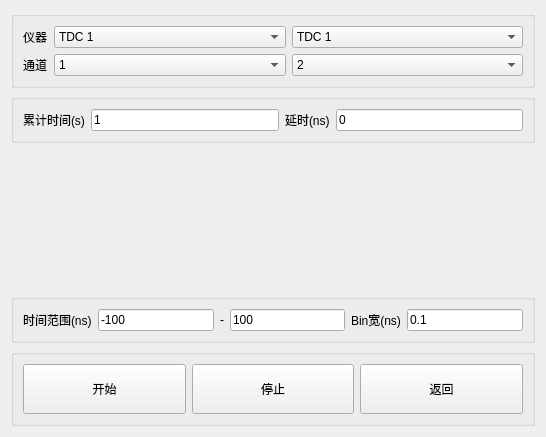
The window that ui/histogramwidget.ui (WhiteChimney/TDC-counter) describes before a commit, drawn with Qt 5.
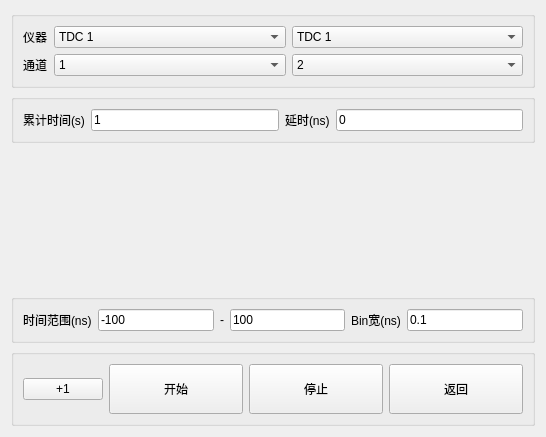
The same window after the commit. Custom widgets are drawn as their Qt base class.

What changed in the file:
```diff
--- a/ui/histogramwidget.ui
+++ b/ui/histogramwidget.ui
@@ -252,6 +252,13 @@
       <string/>
      </property>
      <layout class="QHBoxLayout" name="horizontalLayout_4">
+      <item>
+       <widget class="QPushButton" name="buttonPlusOne">
+        <property name="text">
+         <string>+1</string>
+        </property>
+       </widget>
+      </item>
       <item>
        <widget class="QPushButton" name="buttonStart">
         <property name="sizePolicy">
```
